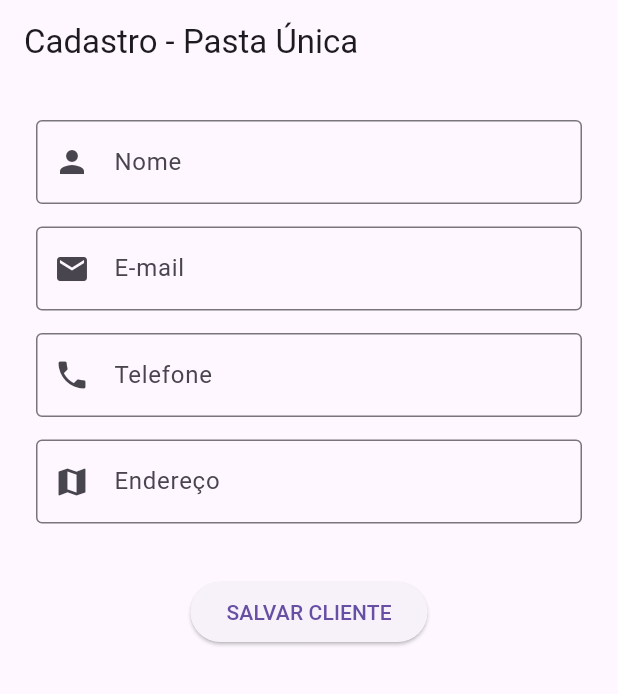
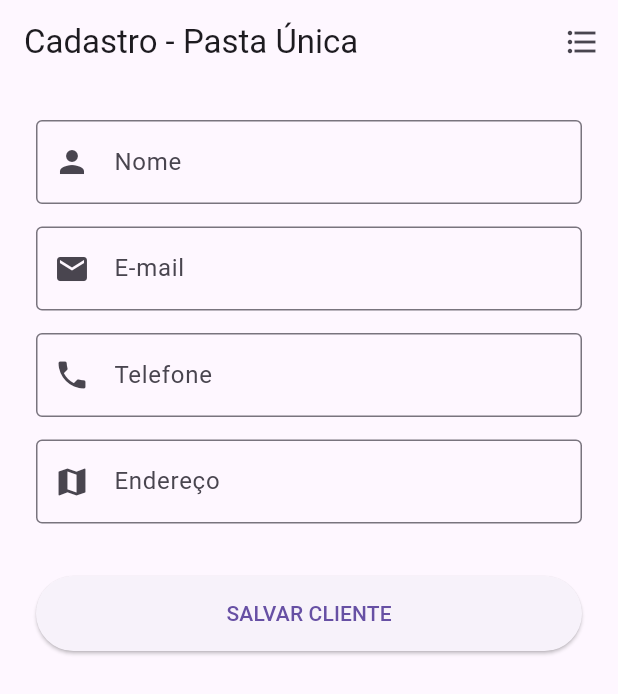
Before and after one commit to Drario11/estudos_firebase, a Flutter app: the screen it shows after launch, on a phone screen of 412 x 824 dp. Shown: the top 694 px of the screen. Run offline on Flutter 3.47's test engine with Material 3 defaults, Android fonts, the phone set to English and light mode, and no system bars; our stand-ins replace cloud_firestore, firebase_core; accounts and stored records are empty.

Commit message:
Edição de commit do Git

```diff
--- a/lib/cadastro/cadastro_page.dart
+++ b/lib/cadastro/cadastro_page.dart
@@ -1,6 +1,8 @@
 import 'package:flutter/material.dart';
-import 'campo_input.dart'; // Importa o campo que está na mesma pasta
-import 'cadastro_service.dart'; // Importa o serviço que está na mesma pasta
+import 'campo_input.dart';
+import 'cadastro_service.dart';
+// 1. IMPORTANTE: Importe o arquivo da lista que está dentro da pasta lista
+import 'lista/lista_page.dart';
 
 class CadastroPage extends StatefulWidget {
   const CadastroPage({super.key});
@@ -38,7 +40,23 @@ class _CadastroPageState extends State<CadastroPage> {
   @override
   Widget build(BuildContext context) {
     return Scaffold(
-      appBar: AppBar(title: const Text('Cadastro - Pasta Única')),
+      appBar: AppBar(
+        title: const Text('Cadastro - Pasta Única'),
+        // 2. ADICIONANDO O BOTÃO NO APPBAR
+        actions: [
+          IconButton(
+            icon: const Icon(Icons.format_list_bulleted), // Ícone de lista
+            tooltip: 'Ver Clientes',
+            onPressed: () {
+              // Comando para navegar para a página de lista
+              Navigator.push(
+                context,
+                MaterialPageRoute(builder: (context) => const ListaPage()),
+              );
+            },
+          ),
+        ],
+      ),
       body: SingleChildScrollView(
         padding: const EdgeInsets.all(24),
         child: Column(
@@ -58,6 +76,12 @@ class _CadastroPageState extends State<CadastroPage> {
             const SizedBox(height: 20),
             ElevatedButton(
               onPressed: realizarCadastro,
+              style: ElevatedButton.styleFrom(
+                minimumSize: const Size(
+                  double.infinity,
+                  50,
+                ), // Botão ocupa largura total
+              ),
               child: const Text('SALVAR CLIENTE'),
             ),
           ],
```
Also changed, not shown: lib/cadastro/cadastro_service.dart (+19 -0 lines), lib/cadastro/lista/lista_page.dart (added, +58 -0 lines).
